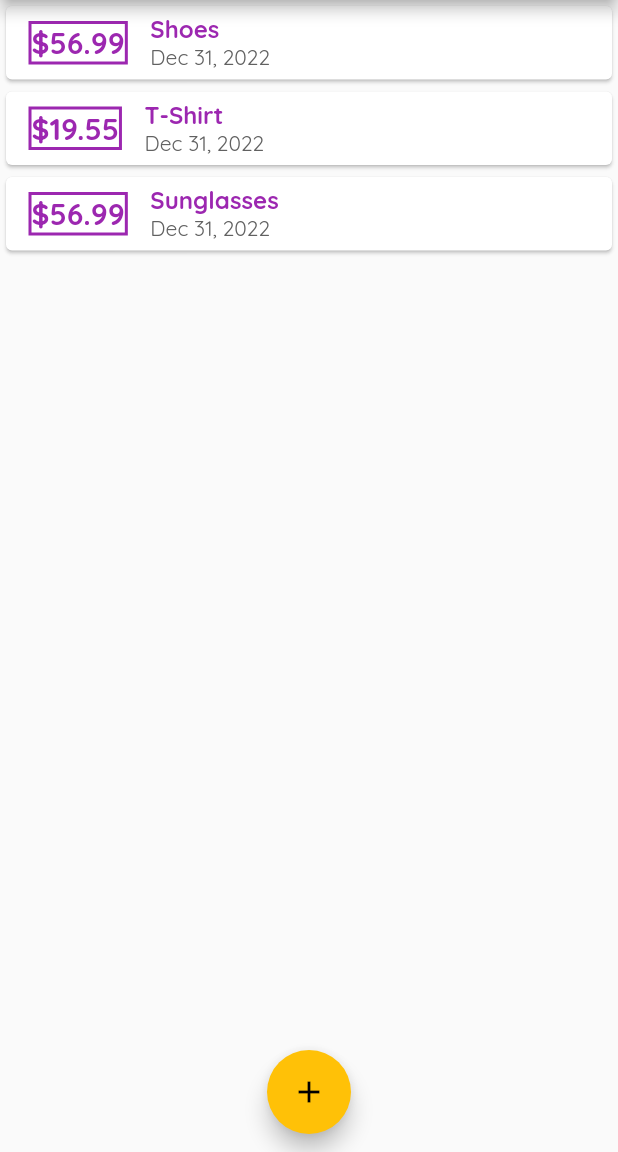
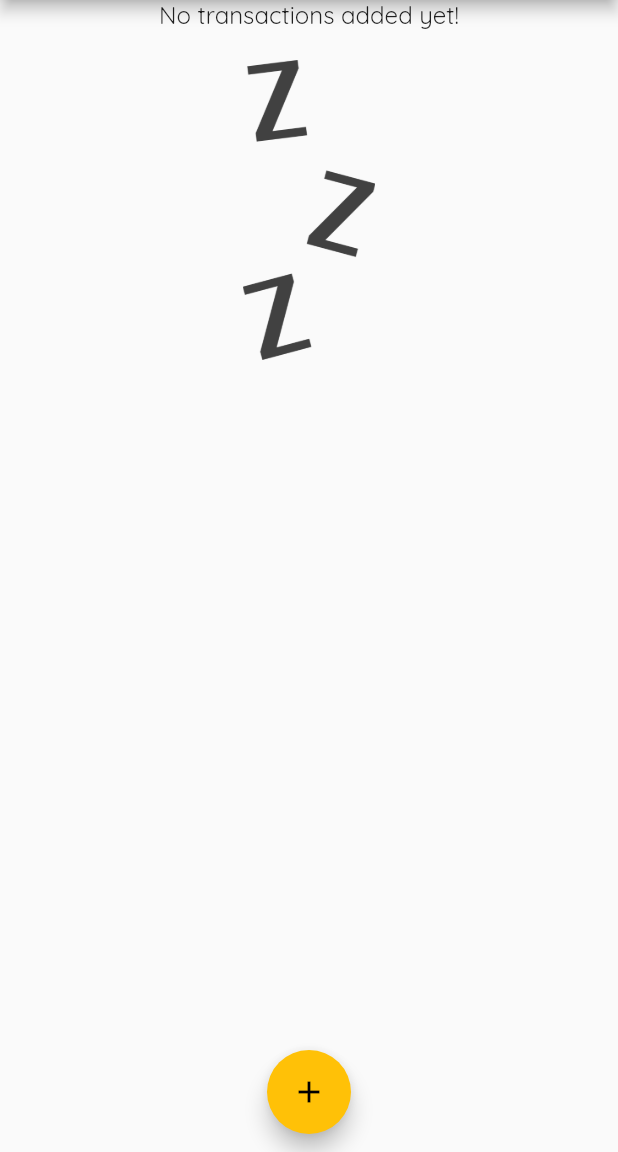
Before and after one commit to AATHacks/expense_planner, a Flutter app: the screen it shows after launch, on a phone screen of 412 x 824 dp, the part 84-1236 px from its top. Run offline on Flutter 3.47's test engine with Material 2 defaults, Android fonts, the phone set to English and light mode, and no system bars.

Commit message:
app before adding chart

```diff
--- a/lib/main.dart
+++ b/lib/main.dart
@@ -33,11 +33,11 @@ class _MyHomePageState extends State<MyHomePage> {
   /*  final textController = TextEditingController();
   final priceController = TextEditingController(); */
   final List<Transaction> _userTransactions = [
-    Transaction(title: "Shoes", amount: 56.99, date: DateTime.now(), id: "id1"),
-    Transaction(
-        title: "T-Shirt", amount: 19.55, date: DateTime.now(), id: "id2"),
-    Transaction(
-        title: "Sunglasses", amount: 56.99, date: DateTime.now(), id: "id3"),
+    // Transaction(title: "Shoes", amount: 56.99, date: DateTime.now(), id: "id1"),
+    // Transaction(
+    //     title: "T-Shirt", amount: 19.55, date: DateTime.now(), id: "id2"),
+    // Transaction(
+    //     title: "Sunglasses", amount: 56.99, date: DateTime.now(), id: "id3"),
   ];
 
   void _addNewTransaction(String txTitle, double txAmount) {
--- a/lib/widgets/new_transaction.dart
+++ b/lib/widgets/new_transaction.dart
@@ -51,7 +51,8 @@ class _NewTransactionState extends State<NewTransaction> {
           TextButton(
               style: TextButton.styleFrom(
                   foregroundColor: Theme.of(context).primaryColor,
-                  textStyle: TextStyle(fontWeight: FontWeight.bold)),
+                  textStyle: TextStyle(
+                      fontWeight: FontWeight.bold, fontFamily: 'Quicksand')),
               onPressed: submitData,
               child: Text('Add Transaction')),
         ],
--- a/lib/widgets/transaction_list.dart
+++ b/lib/widgets/transaction_list.dart
@@ -9,14 +9,37 @@ class TransactionList extends StatelessWidget {
   Widget build(BuildContext context) {
     return Container(
       height: 300,
-      child: ListView.builder(
+      child: transactions.isEmpty
+          ? Container(
+              alignment: Alignment.center,
+              child: Column(
+                children: <Widget>[
+                  Text(
+                    'No transactions added yet!',
+                    style: Theme.of(context).textTheme.titleMedium,
+                  ),
+                  SizedBox(
+                    height: 20,
+                  ),
+                  Container(
+                      height: 200,
+                      child: Image.asset(
+                        'assets/images/waiting.png',
+                        fit: BoxFit.cover,
+                      ))
+                ],
+              ),
+            )
+          : ListView.builder(
+              // shrinkWrap: true,
               itemCount: transactions.length,
               itemBuilder: (context, index) {
                 return Card(
                   child: Row(children: [
                     Container(
                       //purple price box
-                margin: EdgeInsets.symmetric(vertical: 10, horizontal: 15),
+                      margin:
+                          EdgeInsets.symmetric(vertical: 10, horizontal: 15),
                       decoration: BoxDecoration(
                         border: Border.all(
                           color: Theme.of(context).primaryColor,
--- a/pubspec.yaml
+++ b/pubspec.yaml
@@ -61,8 +61,8 @@ flutter:
   uses-material-design: true
 
   # To add assets to your application, add an assets section, like this:
-  # assets:
-  #   - images/a_dot_burr.jpeg
+  assets:
+    - assets/images/waiting.png
   #   - images/a_dot_ham.jpeg
 
   # An image asset can refer to one or more resolution-specific "variants", see
```
Also changed, not shown: assets/images/waiting.png (added). Lines whose indentation alone changed are shown as unchanged.
